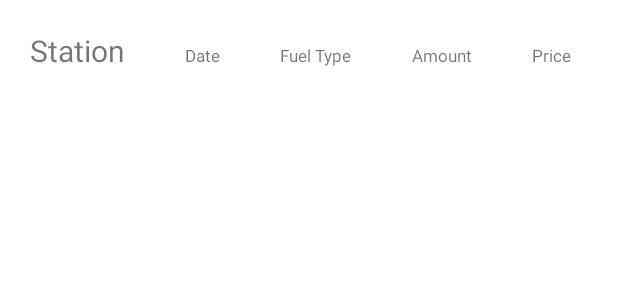
After one commit to zijing8/CMPUT301-A1, an Android app: the layout content.xml on its own in the app's theme, with its tools: preview values and no code run, on a phone screen of 412 x 824 dp. The commit adds this screen. Shown: the top 300 px of the screen. Run offline under Robolectric (Android 15) with nearby library versions, the phone set to English and light mode, and no system bars.

Commit message:
first update

```diff
--- /dev/null
+++ b/MyCarFootprint/app/src/main/java/com/example/mycarfootprint/StationArrayAdapter.java
@@ -0,0 +1,4 @@
+package com.example.mycarfootprint;
+
+public class StationArrayAdapter {
+}
--- /dev/null
+++ b/MyCarFootprint/app/src/main/res/layout/content.xml
@@ -0,0 +1,47 @@
+<?xml version="1.0" encoding="utf-8"?>
+<LinearLayout
+    xmlns:android="http://schemas.android.com/apk/res/android"
+    android:layout_width="match_parent"
+    android:layout_height="wrap_content"
+    android:orientation="horizontal">
+    <TextView
+        android:id="@+id/station_text"
+        android:padding="20dp"
+        android:textSize="20sp"
+        android:layout_width="wrap_content"
+        android:layout_height="wrap_content"
+        android:text="Station">
+    </TextView>
+    <TextView
+        android:id="@+id/date_text"
+        android:padding="20dp"
+        android:textSize="11sp"
+        android:layout_width="wrap_content"
+        android:layout_height="wrap_content"
+        android:text="Date">
+    </TextView>
+    <TextView
+        android:id="@+id/fuel_type_text"
+        android:padding="20dp"
+        android:textSize="11sp"
+        android:layout_width="wrap_content"
+        android:layout_height="wrap_content"
+        android:text="Fuel Type">
+    </TextView>
+    <TextView
+        android:id="@+id/amount_text"
+        android:padding="20dp"
+        android:textSize="11sp"
+        android:layout_width="wrap_content"
+        android:layout_height="wrap_content"
+        android:text="Amount">
+    </TextView>
+    <TextView
+        android:id="@+id/price_text"
+        android:padding="20dp"
+        android:textSize="11sp"
+        android:layout_width="wrap_content"
+        android:layout_height="wrap_content"
+        android:text="Price">
+    </TextView>
+</LinearLayout>
```
Also changed, not shown: MyCarFootprint/app/src/main/java/com/example/mycarfootprint/Station.java (added, +59 -0 lines), MyCarFootprint/app/src/main/res/layout/activity_main.xml (+13 -10 lines), MyCarFootprint/app/src/main/res/layout/fragment_add_station.xml (added, +37 -0 lines).
